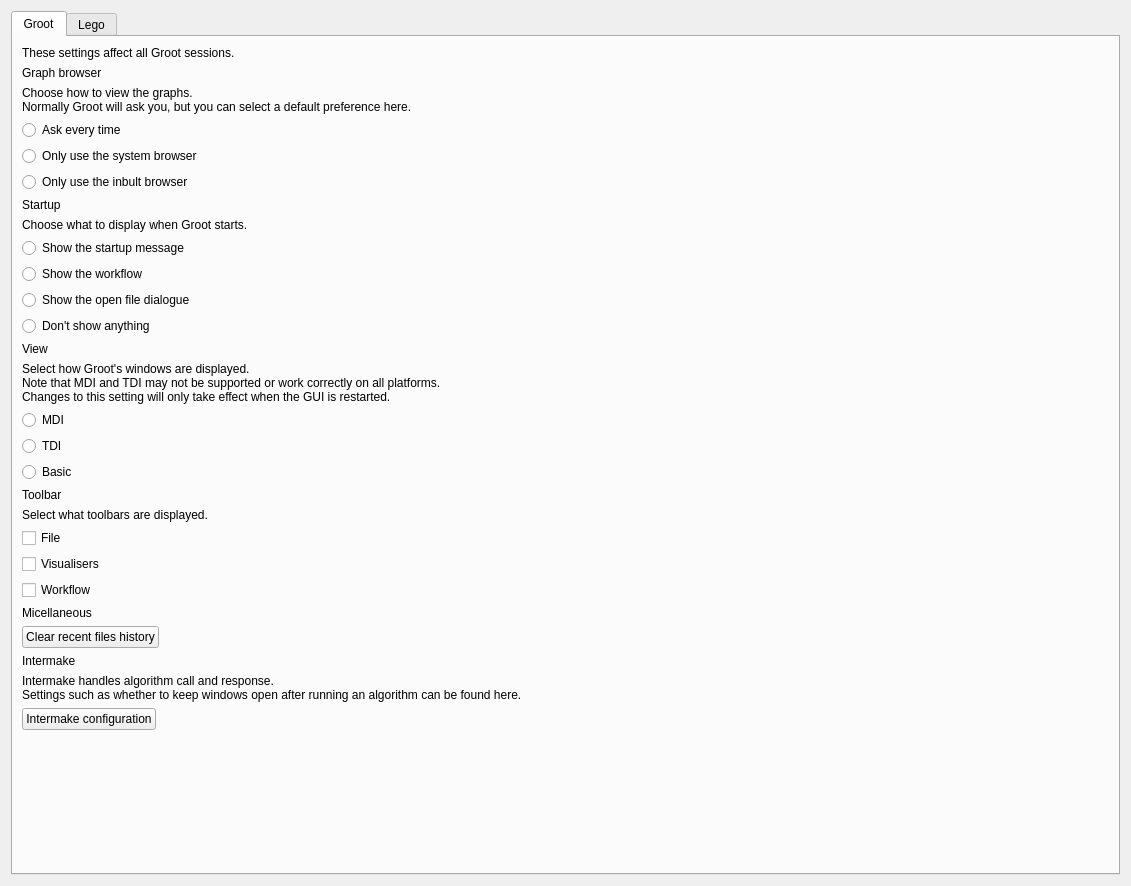
The window that groot/frontends/gui/forms/designer/frm_view_options_designer.ui (JMcInerneyLab/groot) describes before a commit, drawn with Qt 5.
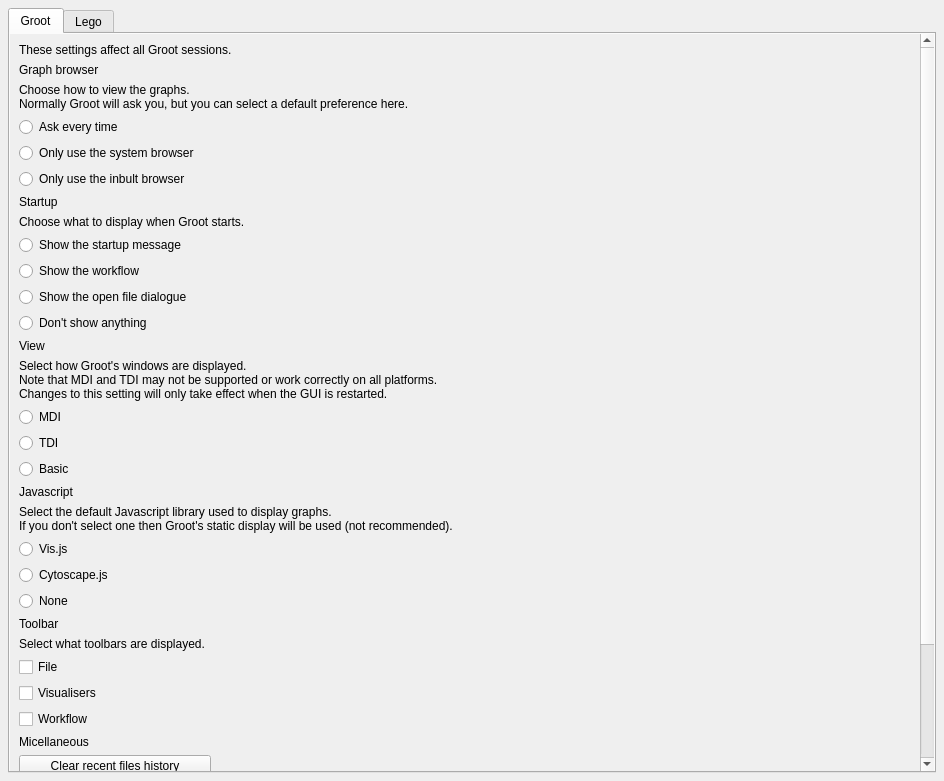
The same window after the commit.

Commit message: many changes to refine the flow of groot

```diff
--- a/groot/frontends/gui/forms/designer/frm_view_options_designer.ui
+++ b/groot/frontends/gui/forms/designer/frm_view_options_designer.ui
@@ -6,14 +6,29 @@
    <rect>
     <x>0</x>
     <y>0</y>
-    <width>1131</width>
-    <height>886</height>
+    <width>944</width>
+    <height>781</height>
    </rect>
   </property>
   <property name="windowTitle">
    <string>Dialog</string>
   </property>
   <layout class="QVBoxLayout" name="verticalLayout">
+   <property name="spacing">
+    <number>0</number>
+   </property>
+   <property name="leftMargin">
+    <number>8</number>
+   </property>
+   <property name="topMargin">
+    <number>8</number>
+   </property>
+   <property name="rightMargin">
+    <number>8</number>
+   </property>
+   <property name="bottomMargin">
+    <number>8</number>
+   </property>
    <item>
     <widget class="QTabWidget" name="tabWidget">
      <property name="currentIndex">
@@ -24,6 +39,39 @@
        <string>Groot</string>
       </attribute>
       <layout class="QVBoxLayout" name="verticalLayout_3">
+       <property name="spacing">
+        <number>0</number>
+       </property>
+       <property name="leftMargin">
+        <number>0</number>
+       </property>
+       <property name="topMargin">
+        <number>0</number>
+       </property>
+       <property name="rightMargin">
+        <number>0</number>
+       </property>
+       <property name="bottomMargin">
+        <number>0</number>
+       </property>
+       <item>
+        <widget class="QScrollArea" name="scrollArea">
+         <property name="frameShape">
+          <enum>QFrame::NoFrame</enum>
+         </property>
+         <property name="widgetResizable">
+          <bool>true</bool>
+         </property>
+         <widget class="QWidget" name="scrollAreaWidgetContents">
+          <property name="geometry">
+           <rect>
+            <x>0</x>
+            <y>-208</y>
+            <width>907</width>
+            <height>950</height>
+           </rect>
+          </property>
+          <layout class="QVBoxLayout" name="verticalLayout_2">
        <item>
         <widget class="QLabel" name="label_16">
          <property name="text">
@@ -46,6 +94,12 @@
        </item>
        <item>
         <widget class="QFrame" name="frame">
+             <property name="sizePolicy">
+              <sizepolicy hsizetype="Fixed" vsizetype="Preferred">
+               <horstretch>0</horstretch>
+               <verstretch>0</verstretch>
+              </sizepolicy>
+             </property>
          <property name="frameShape">
           <enum>QFrame::NoFrame</enum>
          </property>
@@ -112,6 +166,12 @@
        </item>
        <item>
         <widget class="QFrame" name="frame_2">
+             <property name="sizePolicy">
+              <sizepolicy hsizetype="Fixed" vsizetype="Preferred">
+               <horstretch>0</horstretch>
+               <verstretch>0</verstretch>
+              </sizepolicy>
+             </property>
          <property name="frameShape">
           <enum>QFrame::NoFrame</enum>
          </property>
@@ -184,6 +244,12 @@
        </item>
        <item>
         <widget class="QFrame" name="frame_3">
+             <property name="sizePolicy">
+              <sizepolicy hsizetype="Fixed" vsizetype="Preferred">
+               <horstretch>0</horstretch>
+               <verstretch>0</verstretch>
+              </sizepolicy>
+             </property>
          <property name="frameShape">
           <enum>QFrame::NoFrame</enum>
          </property>
@@ -250,6 +316,90 @@
          </layout>
         </widget>
        </item>
+           <item>
+            <widget class="QLabel" name="label_15">
+             <property name="text">
+              <string>Javascript</string>
+             </property>
+             <property name="style" stdset="0">
+              <string>heading</string>
+             </property>
+            </widget>
+           </item>
+           <item>
+            <widget class="QFrame" name="frame_4">
+             <property name="sizePolicy">
+              <sizepolicy hsizetype="Fixed" vsizetype="Preferred">
+               <horstretch>0</horstretch>
+               <verstretch>0</verstretch>
+              </sizepolicy>
+             </property>
+             <property name="frameShape">
+              <enum>QFrame::NoFrame</enum>
+             </property>
+             <property name="frameShadow">
+              <enum>QFrame::Plain</enum>
+             </property>
+             <layout class="QVBoxLayout" name="verticalLayout_7">
+              <property name="leftMargin">
+               <number>0</number>
+              </property>
+              <property name="topMargin">
+               <number>0</number>
+              </property>
+              <property name="rightMargin">
+               <number>0</number>
+              </property>
+              <property name="bottomMargin">
+               <number>0</number>
+              </property>
+              <item>
+               <widget class="QLabel" name="LBL_VISJS_WARNING_7">
+                <property name="text">
+                 <string>Select the default Javascript library used to display graphs.
+If you don't select one then Groot's static display will be used (not recommended).</string>
+                </property>
+                <property name="style" stdset="0">
+                 <string>helpbox</string>
+                </property>
+               </widget>
+              </item>
+              <item>
+               <widget class="QRadioButton" name="RAD_JS_VIS">
+                <property name="toolTip">
+                 <string>Multiple Document Interface.
+Some platforms may not support this mode or may display the windows incorrectly.</string>
+                </property>
+                <property name="text">
+                 <string>Vis.js</string>
+                </property>
+               </widget>
+              </item>
+              <item>
+               <widget class="QRadioButton" name="RAD_JS_CY">
+                <property name="toolTip">
+                 <string>Tabbed Document Interface.
+Some platforms may not support this mode or may display the windows incorrectly.</string>
+                </property>
+                <property name="text">
+                 <string>Cytoscape.js</string>
+                </property>
+               </widget>
+              </item>
+              <item>
+               <widget class="QRadioButton" name="RAD_JS_NONE">
+                <property name="toolTip">
+                 <string>Tabbed Document Interface.
+Some platforms may not support this mode or may display the windows incorrectly.</string>
+                </property>
+                <property name="text">
+                 <string>None</string>
+                </property>
+               </widget>
+              </item>
+             </layout>
+            </widget>
+           </item>
        <item>
         <widget class="QLabel" name="label_13">
          <property name="text">
@@ -309,6 +459,18 @@
            <verstretch>0</verstretch>
           </sizepolicy>
          </property>
+             <property name="minimumSize">
+              <size>
+               <width>192</width>
+               <height>0</height>
+              </size>
+             </property>
+             <property name="maximumSize">
+              <size>
+               <width>192</width>
+               <height>16777215</height>
+              </size>
+             </property>
          <property name="text">
           <string>Clear recent files history</string>
          </property>
@@ -331,7 +493,8 @@
         <widget class="QLabel" name="LBL_VISJS_WARNING_5">
          <property name="text">
           <string>Intermake handles algorithm call and response.
-Settings such as whether to keep windows open after running an algorithm can be found here.</string>
+Settings such as whether to keep windows open after running an algorithm can be found here.
+You can also explore the Groot model through Intermake.</string>
          </property>
          <property name="style" stdset="0">
           <string>helpbox</string>
@@ -340,11 +503,17 @@
        </item>
        <item>
         <widget class="QPushButton" name="BTN_INTERMAKE">
-         <property name="sizePolicy">
-          <sizepolicy hsizetype="Fixed" vsizetype="Fixed">
-           <horstretch>0</horstretch>
-           <verstretch>0</verstretch>
-          </sizepolicy>
+             <property name="minimumSize">
+              <size>
+               <width>192</width>
+               <height>0</height>
+              </size>
+             </property>
+             <property name="maximumSize">
+              <size>
+               <width>192</width>
+               <height>16777215</height>
+              </size>
          </property>
          <property name="text">
           <string>Intermake configuration</string>
@@ -355,17 +524,30 @@
         </widget>
        </item>
        <item>
-        <spacer name="verticalSpacer_2">
-         <property name="orientation">
-          <enum>Qt::Vertical</enum>
-         </property>
-         <property name="sizeHint" stdset="0">
+            <widget class="QPushButton" name="BTN_INTERMAKE_EXP">
+             <property name="minimumSize">
+              <size>
+               <width>192</width>
+               <height>0</height>
+              </size>
+             </property>
+             <property name="maximumSize">
           <size>
-           <width>20</width>
-           <height>303</height>
-          </size>
-         </property>
-        </spacer>
+               <width>192</width>
+               <height>16777215</height>
+              </size>
+             </property>
+             <property name="text">
+              <string>Intermake explorer</string>
+             </property>
+             <property name="autoDefault">
+              <bool>false</bool>
+             </property>
+            </widget>
+           </item>
+          </layout>
+         </widget>
+        </widget>
        </item>
       </layout>
      </widget>
```
Lines whose indentation alone changed are shown as unchanged. The commit also changes 83 other files.
